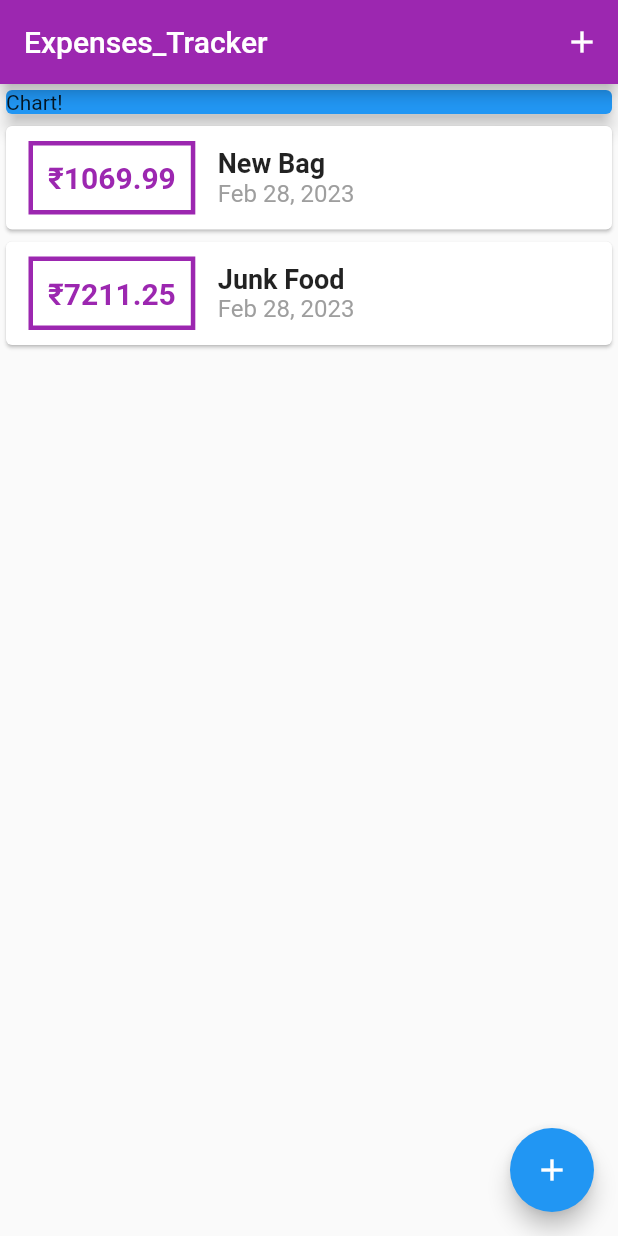
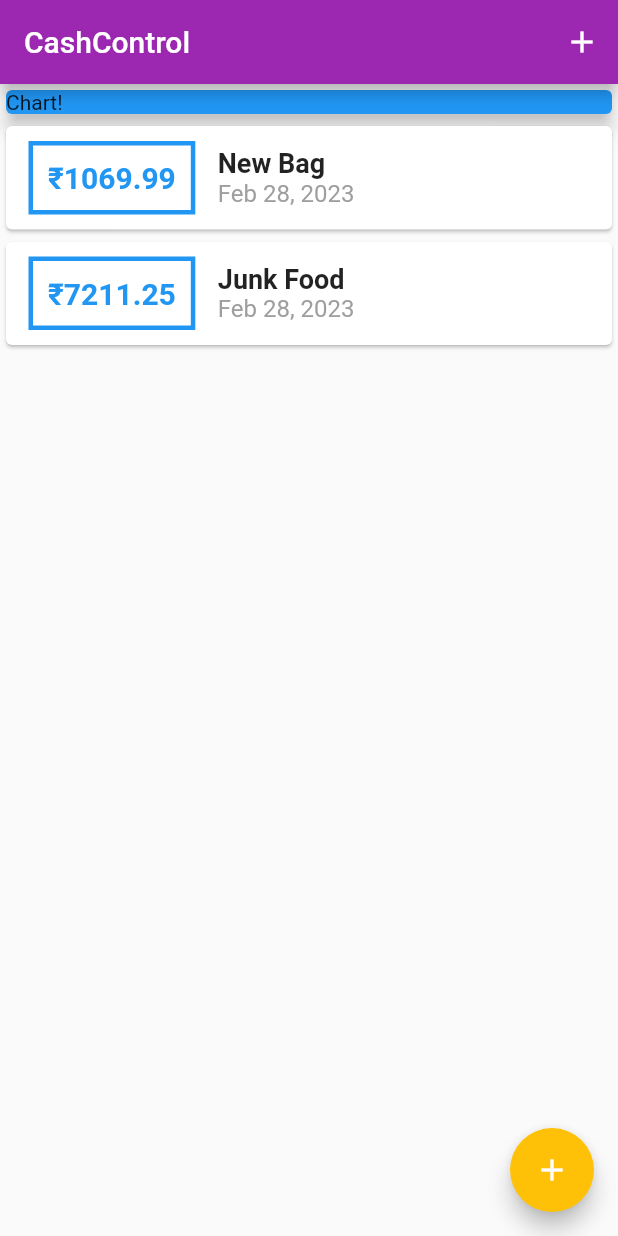
Before and after one commit to SiddharthKoyugura/CashControl, a Flutter app: the screen it shows after launch, on a phone screen of 412 x 824 dp. Run offline on Flutter 3.47's test engine with Material 2 defaults, Android fonts, the phone set to English and light mode, and no system bars.

Commit message:
added themes

```diff
--- a/lib/main.dart
+++ b/lib/main.dart
@@ -12,8 +12,12 @@ class MyApp extends StatelessWidget {
 
   @override
   Widget build(BuildContext context) {
-    return const MaterialApp(
-      title: 'Expenses_Tracker',
+    return MaterialApp(
+      title: 'CashControl',
+      theme: ThemeData(
+        colorScheme: ColorScheme.fromSwatch(primarySwatch: Colors.purple)
+            .copyWith(secondary: Colors.amber),
+      ),
       home: MyHomePage(),
     );
   }
@@ -71,8 +75,7 @@ class _MyHomePageState extends State<MyHomePage> {
   Widget build(BuildContext context) {
     return Scaffold(
       appBar: AppBar(
-        title: const Text('Expenses_Tracker'),
-        backgroundColor: Colors.purple,
+        title: const Text('CashControl'),
         actions: <Widget>[
           IconButton(
             icon: const Icon(Icons.add),
--- a/lib/widgets/transaction_list.dart
+++ b/lib/widgets/transaction_list.dart
@@ -23,17 +23,17 @@ class TransactionList extends StatelessWidget {
                 ),
                 decoration: BoxDecoration(
                   border: Border.all(
-                    color: Colors.purple,
+                    color: Theme.of(context).primaryColor,
                     width: 3,
                   ),
                 ),
                 padding: const EdgeInsets.all(10),
                 child: Text(
                   '₹${transactions[index].amount.toStringAsFixed(2)}',
-                  style: const TextStyle(
+                  style: TextStyle(
                     fontWeight: FontWeight.bold,
                     fontSize: 20,
-                    color: Colors.purple,
+                    color: Theme.of(context).primaryColor,
                   ),
                 ),
               ),
```
